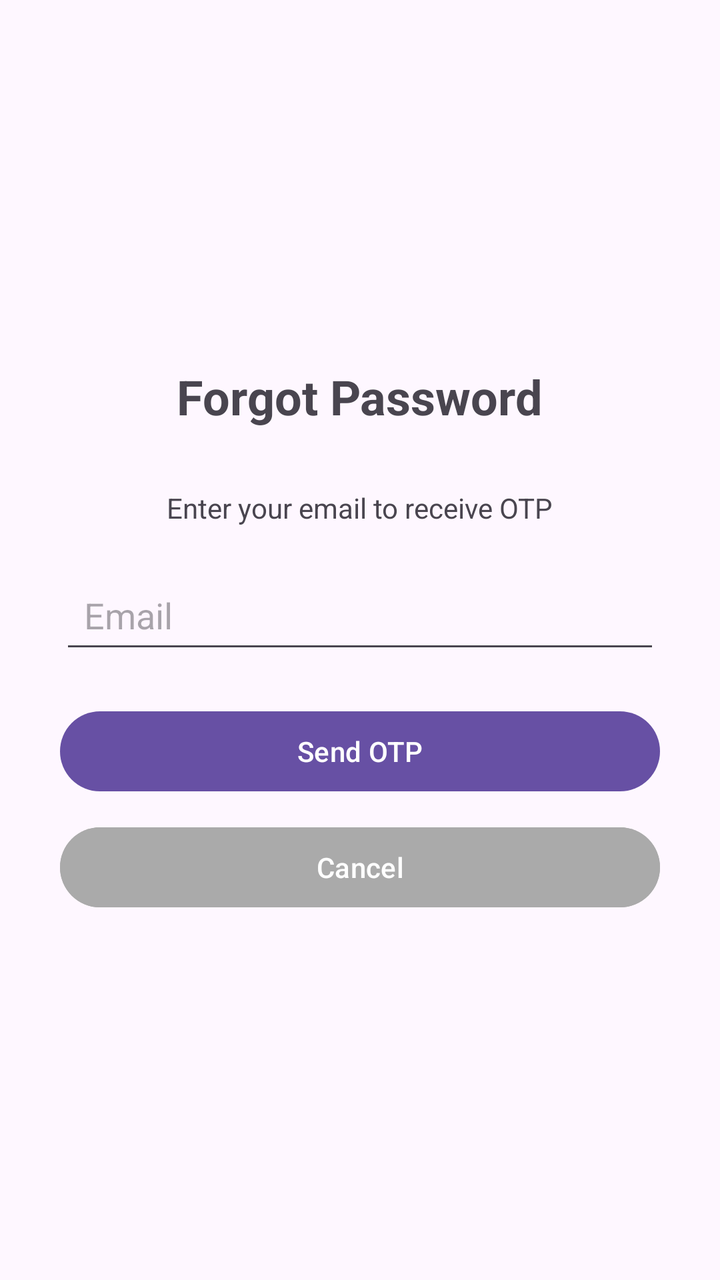
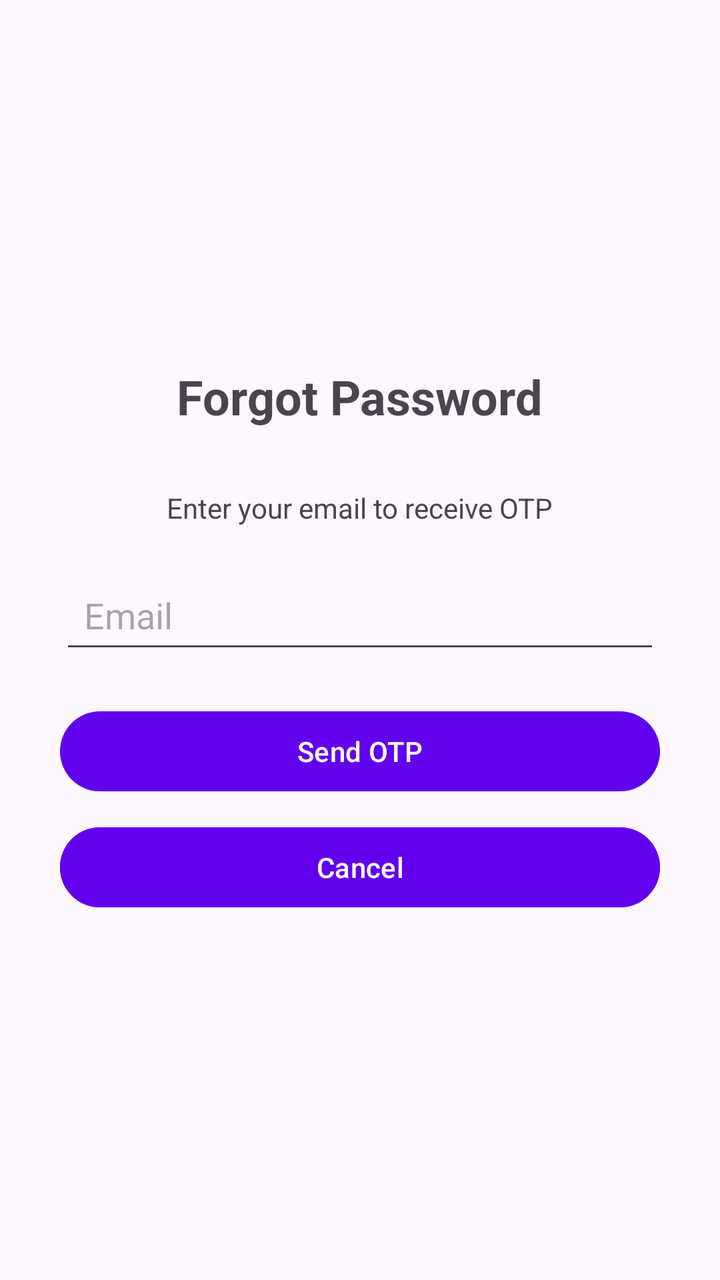

Two renders of the same Android screen: before a commit and after it. Below are the layout's source before the change and the commit's diff.
<!-- AndroidManifest.xml: application theme Theme.HomeService -->
<!-- res/layout/activity_forgot_password.xml -->
<?xml version="1.0" encoding="utf-8"?>
<LinearLayout xmlns:android="http://schemas.android.com/apk/res/android"
    android:layout_width="match_parent"
    android:layout_height="match_parent"
    android:orientation="vertical"
    android:gravity="center"
    android:padding="30dp">

    <TextView
        android:layout_width="wrap_content"
        android:layout_height="wrap_content"
        android:text="Forgot Password"
        android:textSize="24sp"
        android:textStyle="bold"
        android:layout_marginBottom="30dp" />

    <TextView
        android:layout_width="wrap_content"
        android:layout_height="wrap_content"
        android:text="Enter your email to receive OTP"
        android:layout_marginBottom="20dp" />

    <EditText
        android:id="@+id/etEmail"
        android:layout_width="match_parent"
        android:layout_height="wrap_content"
        android:hint="Email"
        android:inputType="textEmailAddress"
        android:padding="12dp"
        android:layout_marginBottom="20dp" />

    <Button
        android:id="@+id/btnSendOtp"
        android:layout_width="match_parent"
        android:layout_height="wrap_content"
        android:text="Send OTP" />

    <Button
        android:id="@+id/btnCancel"
        android:layout_width="match_parent"
        android:layout_height="wrap_content"
        android:text="Cancel"
        android:backgroundTint="@android:color/darker_gray"
        android:layout_marginTop="10dp" />

</LinearLayout>
<!-- resources referenced by this layout -->
<resources>
  <style name="Theme.HomeService" parent="Base.Theme.HomeService" />
  <style name="Base.Theme.HomeService" parent="Theme.Material3.DayNight.NoActionBar">
          
          
      </style>
</resources>

<!-- the commit's change to res/layout/activity_forgot_password.xml (unified diff, before → after) -->
@@ -40,7 +40,7 @@
         android:layout_width="match_parent"
         android:layout_height="wrap_content"
         android:text="Cancel"
-        android:backgroundTint="@android:color/darker_gray"
+        android:backgroundTint="@color/purple_500"
         android:layout_marginTop="10dp" />
 
 </LinearLayout>
<!-- resource entries referenced after the edit -->
@@ -1,9 +1,21 @@
 <!-- resources referenced by this layout -->
 <resources>
-  <style name="Theme.HomeService" parent="Base.Theme.HomeService" />
-  <style name="Base.Theme.HomeService" parent="Theme.Material3.DayNight.NoActionBar">
-          
-          
+  <color name="purple_500">#6200EE</color>
+  <style name="Theme.HomeService" parent="Theme.Material3.DayNight.NoActionBar">
+          <item name="colorPrimary">@color/purple_500</item>
+          <item name="colorPrimaryVariant">@color/purple_700</item>
+          <item name="colorOnPrimary">@color/white</item>
+          <item name="colorSecondary">@color/teal_200</item>
+          <item name="colorSecondaryVariant">@color/teal_700</item>
+          <item name="colorOnSecondary">@color/black</item>
+          <item name="android:statusBarColor">?attr/colorPrimaryVariant</item>
+          <item name="android:windowLightStatusBar">true</item>
+          <item name="android:navigationBarColor">?android:attr/colorBackground</item>
       </style>
+  <color name="purple_700">#3700B3</color>
+  <color name="white">#FFFFFFFF</color>
+  <color name="teal_200">#03DAC5</color>
+  <color name="teal_700">#018786</color>
+  <color name="black">#FF000000</color>
 </resources>
 
